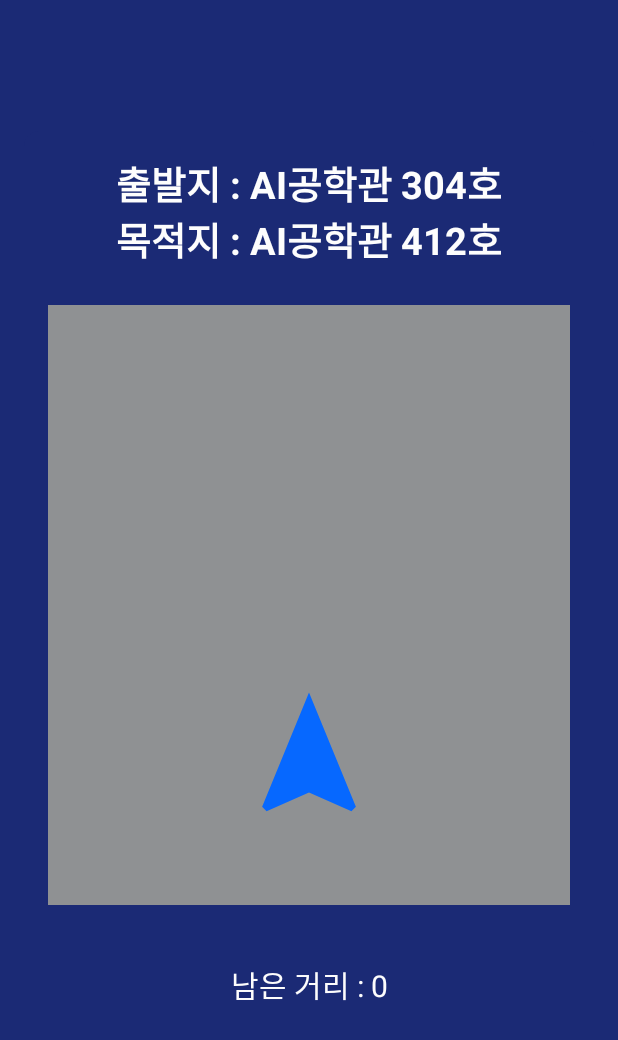
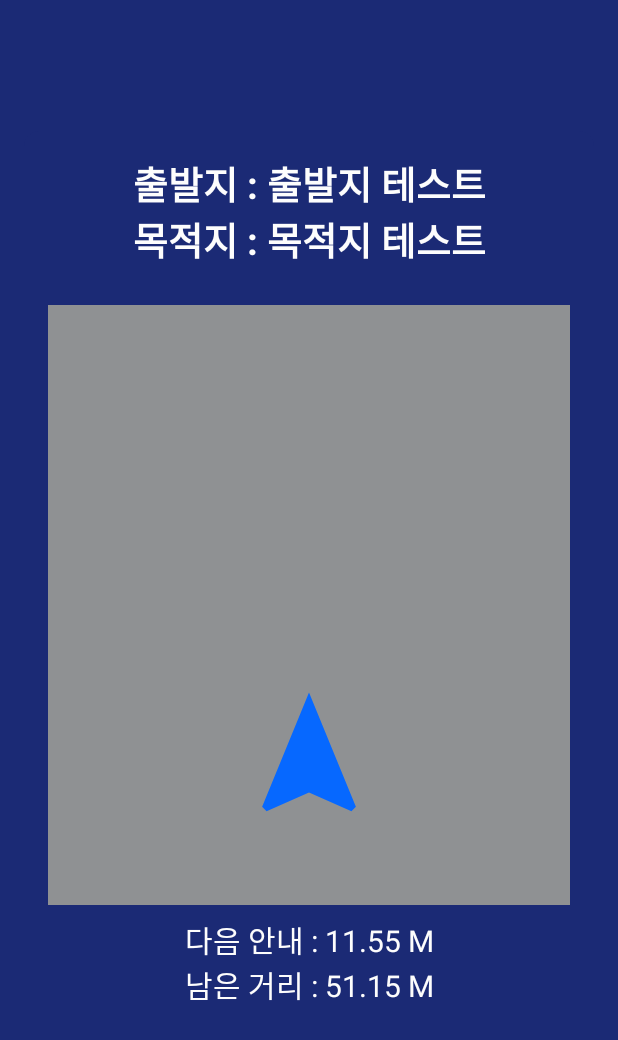
Before and after one commit to sts07142/IndoorNavUser, an Android app: the NavigationActivity screen opened directly, with no data from a screen before it, on a phone screen of 412 x 824 dp. Shown: the top 1040 px of the screen. Run offline under Robolectric (Android 15) with nearby library versions, the phone set to English and light mode, and no system bars.

Commit message:
Navigation 변수 수정
겹치는 변수 수정,
navigation 브랜치와 충돌하는 부분 수정

```diff
--- a/IndoorLocalization/app/src/main/java/com/example/indoorlocalization/NavigationActivity.java
+++ b/IndoorLocalization/app/src/main/java/com/example/indoorlocalization/NavigationActivity.java
@@ -20,20 +20,21 @@ import java.io.IOException;
 import java.io.InputStream;
 
 public class NavigationActivity extends AppCompatActivity {
+    /* component variables */
+    TextView remained_distance; //남은 거리 표시
+    TextView address_point; //출발지, 목적지
+    ImageView direction; //안내 방향 표시 화살표
 
     //화살표 회전
-    private ImageView imageView;
+    //private ImageView imageView; // = direction
     SensorManager manager;
     SensorListener listener;
-    TextView textView2;
+    //TextView textView2; // = remained_distance
     private float mCurrentDegree = 0f;
     private static final int INFINITY = 99999;
     double[][] linkBox;
     int cntLink,cntNode,startNodeIndex,endNodeIndex,currentNode,cursor,isPoint[];
     double graph[][][],route[],answerNode[];
-    TextView remained_distance; //남은 거리 표시
-    TextView address_point; //출발지, 목적지
-    ImageView direction; //안내 방향 표시
 
     @Override
     protected void onCreate(Bundle savedInstanceState) {
@@ -42,10 +43,11 @@ public class NavigationActivity extends AppCompatActivity {
 
         /* find View */
         remained_distance = findViewById(R.id.remained_distance);
-        address_point = findViewById(R.id.address);
+        address_point = findViewById(R.id.navigation_textview_destination);
         direction = findViewById(R.id.direction);
         /* variables */
         int dist = 0;
+        // intent에서 받아오기
         String start_point = "출발지 테스트", dest_point = "목적지 테스트";
 
         String sentence_dist = "남은 거리 : " + dist;
@@ -55,17 +57,18 @@ public class NavigationActivity extends AppCompatActivity {
 
         /* Rotate image view(user direction) */
         int rotate = 0; // sample - 상황에 맞게 값 변경하기
-        onDirectionRotate(rotate);
+        //onDirectionRotate(rotate);
         Toast.makeText(getApplicationContext(), "경로 안내를 시작합니다.\n인터넷 연결이 끊어지지 않게 주의하세요.", Toast.LENGTH_LONG).show();
 
         //화살표 회전
         manager = (SensorManager)getSystemService(SENSOR_SERVICE); //각 객체설정
         listener = new SensorListener();
-        imageView = (ImageView)findViewById(R.id.imageView2);
-
-        textView2=findViewById(R.id.textView2);
+        //imageView = (ImageView)findViewById(R.id.direction);
+        //textView2=findViewById(R.id.remained_distance);
 
         //이전 activity에서 intent로 받아옴
+        /* intent */
+
         //내 위치 계산하기
         currentNode=19;
         startNodeIndex=currentNode;
@@ -95,18 +98,21 @@ public class NavigationActivity extends AppCompatActivity {
             runOnUiThread(new Runnable() {
                 @Override
                 public void run() {
-                    textView2.setText("다음 안내 : "+findPartDist()+" M\n남은 거리 : "+findFullDist()+" M");
+                    remained_distance.setText("다음 안내 : "+findPartDist()+" M\n남은 거리 : "+findFullDist()+" M");
 
                     //남은 길 정보에 의해, 사용해야 할 화살표 0:일반화살표 1:왼쪽으로 꺽인 화살표 2:오른쪽으로 꺽인 화살표
                     switch (arrowShape()){
                         case 0:
                             //이미지뷰의 소스를 일반 화살표로 설정한다
+                            //onDirectionRotate(0);
                             break;
                         case 1:
                             //이미지뷰의 소스를 왼쪽으로 꺽인 화살표로 설정한다
+                            //onDirectionRotate(270);
                             break;
                         case 2:
                             //이미지뷰의 소스를 오른쪽으로 꺽인 화살표로 설정한다
+                            //onDirectionRotate(90);
                             break;
                     }
                 }
@@ -437,7 +443,7 @@ public class NavigationActivity extends AppCompatActivity {
                 );
                 ra.setDuration(1);
                 ra.setFillAfter(true);
-                imageView.startAnimation(ra);
+                direction.startAnimation(ra);
                 mCurrentDegree = -azimuth;
 
             }
```
Also changed, not shown: 1 other file.
